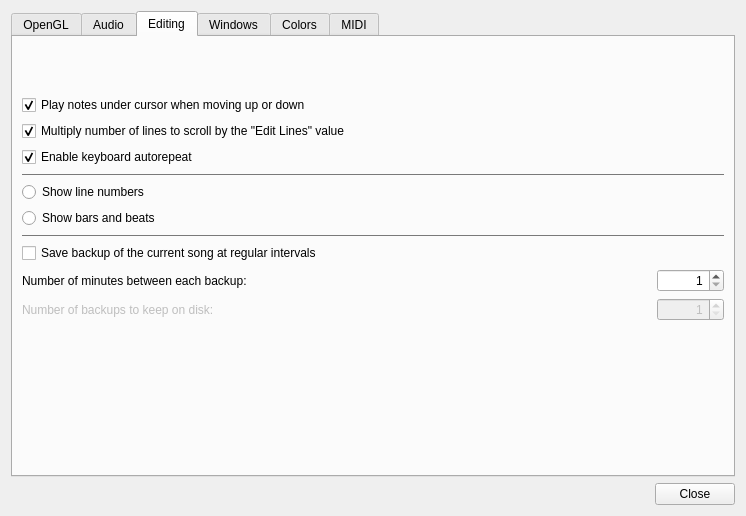
Qt form Qt/qt4_preferences.ui (kmatheussen/radium) before a commit.
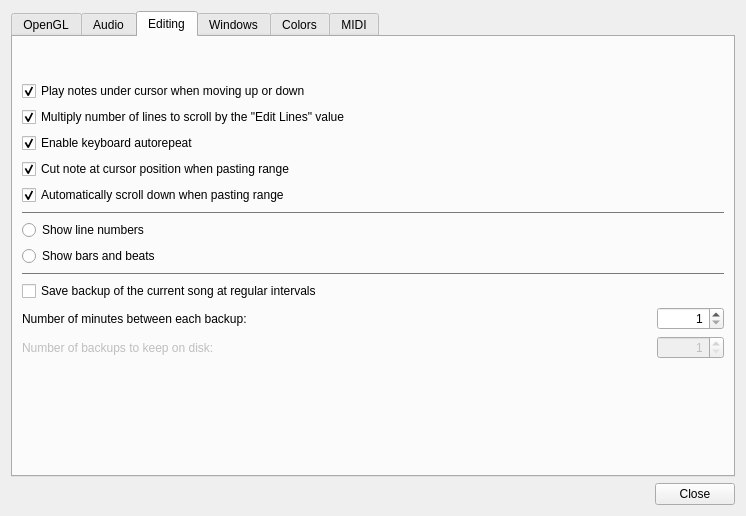
The same form after that commit. The open tabs and pages were chosen to show the change.

Commit message: range paste: Options to cut note at cursor (if any), and option to automatically scroll down after pasting

Diff of the .ui file:
```diff
--- a/Qt/qt4_preferences.ui
+++ b/Qt/qt4_preferences.ui
@@ -480,6 +480,56 @@
          </property>
         </widget>
        </item>
+       <item>
+        <widget class="QCheckBox" name="range_paste_cut_button">
+         <property name="sizePolicy">
+          <sizepolicy hsizetype="Expanding" vsizetype="Minimum">
+           <horstretch>0</horstretch>
+           <verstretch>0</verstretch>
+          </sizepolicy>
+         </property>
+         <property name="maximumSize">
+          <size>
+           <width>16777215</width>
+           <height>16777215</height>
+          </size>
+         </property>
+         <property name="text">
+          <string>Cut note at cursor position when pasting range</string>
+         </property>
+         <property name="checkable">
+          <bool>true</bool>
+         </property>
+         <property name="checked">
+          <bool>true</bool>
+         </property>
+        </widget>
+       </item>
+       <item>
+        <widget class="QCheckBox" name="range_paste_scroll_down_button">
+         <property name="sizePolicy">
+          <sizepolicy hsizetype="Expanding" vsizetype="Minimum">
+           <horstretch>0</horstretch>
+           <verstretch>0</verstretch>
+          </sizepolicy>
+         </property>
+         <property name="maximumSize">
+          <size>
+           <width>16777215</width>
+           <height>16777215</height>
+          </size>
+         </property>
+         <property name="text">
+          <string>Automatically scroll down when pasting range</string>
+         </property>
+         <property name="checkable">
+          <bool>true</bool>
+         </property>
+         <property name="checked">
+          <bool>true</bool>
+         </property>
+        </widget>
+       </item>
        <item>
         <widget class="Line" name="line_15">
          <property name="palette">
```
Left out of the diff: 2 changed lines with no effect on the pictures. The commit also changes 9 other files.
